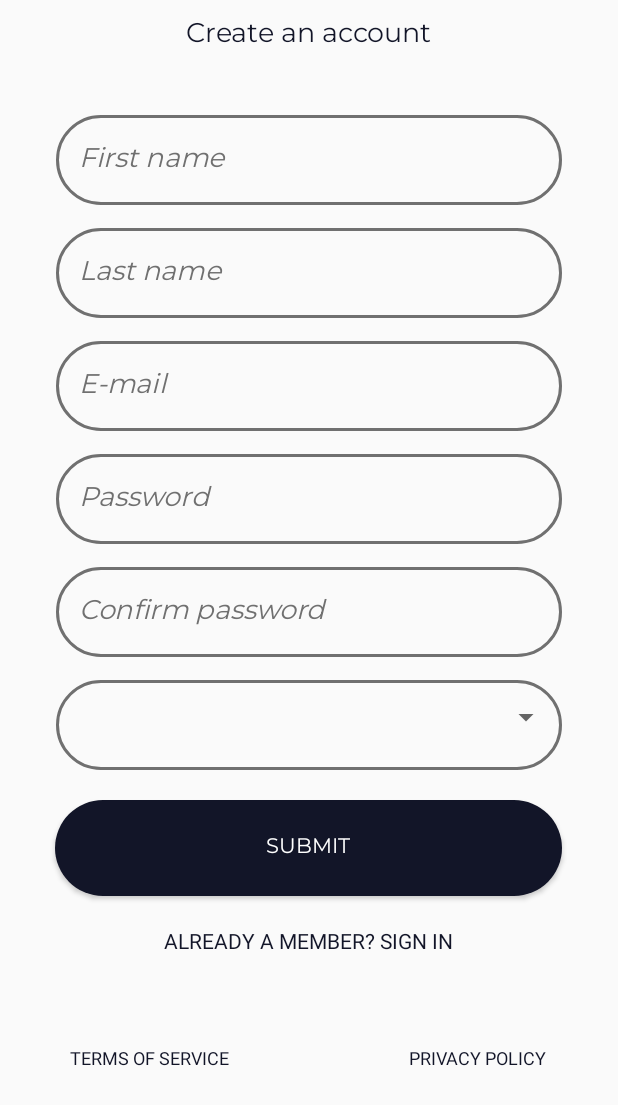
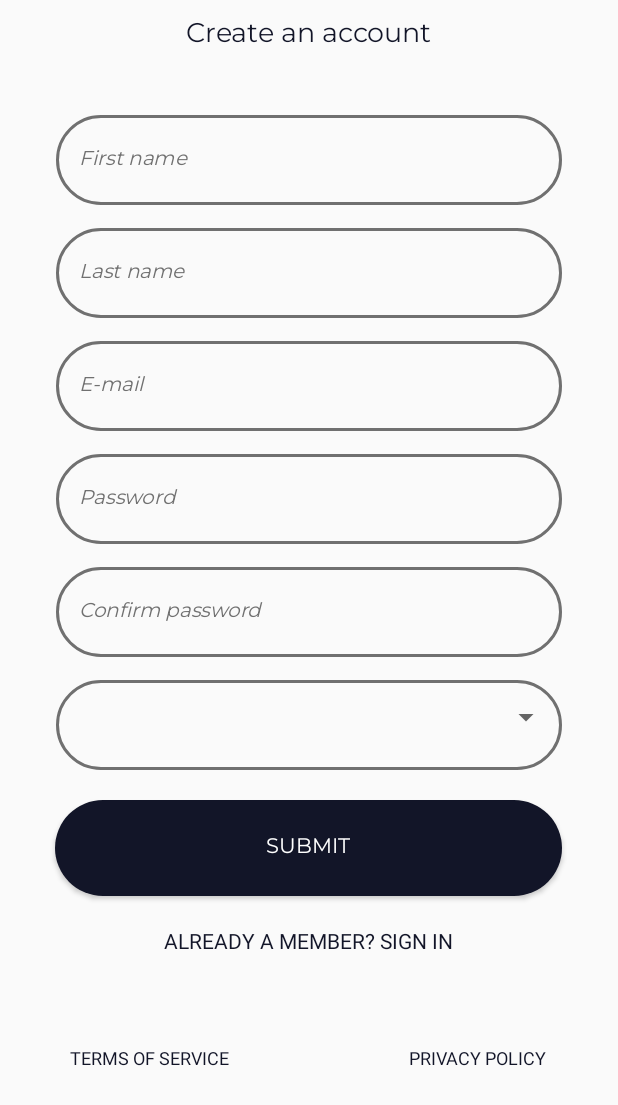
Before and after one commit to namdiemefo/Afriskaut-Mobile, an Android app: the layout activity_register.xml on its own in the app's theme, with its tools: preview values and no code run, on a phone screen of 412 x 824 dp. Shown: the top 1105 px of the screen. Run offline under Robolectric (Android 15) with nearby library versions, the phone set to English and light mode, and no system bars.

Commit message:
all done

```diff
--- a/app/build.gradle
+++ b/app/build.gradle
@@ -10,7 +10,7 @@ android {
     compileSdkVersion 29
     buildToolsVersion "29.0.2"
     defaultConfig {
-        applicationId "com.naemo.afriscout"
+        applicationId "com.naemo.afriskaut"
         minSdkVersion 21
         targetSdkVersion 29
         versionCode 1
--- a/app/src/main/java/com/naemo/afriskaut/network/Client.kt
+++ b/app/src/main/java/com/naemo/afriskaut/network/Client.kt
@@ -35,7 +35,7 @@ import java.util.concurrent.TimeUnit
 import javax.inject.Inject
 
 class Client {
-    private var PROD_BASE_URL = "http://18.216.71.154:5000/"
+    private var PROD_BASE_URL = "https://whispering-castle-67024.herokuapp.com/"
     private var LOCAL_BASE_URL = "http://172.20.10.7:5000/"
     private var service: Service
     var context: Context? = null
@@ -62,7 +62,7 @@ class Client {
             .build()
 
         val retrofit = Retrofit.Builder()
-            .baseUrl(LOCAL_BASE_URL)
+            .baseUrl(PROD_BASE_URL)
             .client(okHttpClient)
             .addConverterFactory(GsonConverterFactory.create())
             .build()
--- a/app/src/main/java/com/naemo/afriskaut/views/activities/account/login/Login.kt
+++ b/app/src/main/java/com/naemo/afriskaut/views/activities/account/login/Login.kt
@@ -60,7 +60,8 @@ class LoginViewModel(application: Application) : BaseViewModel<LoginNavigator>(a
                             getNavigator()?.goToMain()
                         } else {
                             val msg = loginResponse?.message
-                            getNavigator()?.showSnackBar(msg!!)
+                            msg?.let{getNavigator()?.showSnackBar(it)}
+                          //  getNavigator()?.showSnackBar(msg)
                         }
                     }
 
--- a/app/src/main/res/layout/activity_home.xml
+++ b/app/src/main/res/layout/activity_home.xml
@@ -69,6 +69,7 @@
                         android:background="@drawable/home_round_button"
                         android:fontFamily="@font/montserrat"
                         android:text="@string/log_in"
+                        android:textSize="12sp"
                         android:textColor="#FFFFFF"
                         android:clickable="true"
                         android:focusable="true"
--- a/app/src/main/res/layout/activity_login.xml
+++ b/app/src/main/res/layout/activity_login.xml
@@ -51,6 +51,7 @@
                     android:ems="10"
                     android:inputType="textEmailAddress"
                     android:hint="@string/e_mail"
+                    android:textSize="13sp"
                     android:imeOptions="actionNext"
                     android:textStyle="italic"
                     android:textColorHint="@color/colorHint"
@@ -70,6 +71,7 @@
                     android:hint="@string/password"
                     android:imeOptions="actionDone"
                     android:textStyle="italic"
+                    android:textSize="13sp"
                     android:textColorHint="@color/colorHint"
                     android:textColor="@color/colorHomeText"
                     android:background="@drawable/rounded_field"
@@ -87,6 +89,7 @@
                     android:background="@drawable/login_round_button"
                     android:onClick="@{(view) -> navigator.sendLogin()}"
                     android:text="@string/submit"
+                    android:textSize="13sp"
                     android:textColor="@color/colorWhite" />
 
                 <TextView
--- a/app/src/main/res/layout/activity_register.xml
+++ b/app/src/main/res/layout/activity_register.xml
@@ -53,6 +53,7 @@
                     android:inputType="textPersonName"
                     android:hint="@string/first_name"
                     android:fontFamily="@font/montserrat"
+                    android:textSize="13sp"
                     android:text="@={viewModel.firstName}"
                     android:textColor="@color/colorHomeText"
                     android:textColorHint="@color/colorHint"
@@ -69,6 +70,7 @@
                     android:layout_height="60dp"
                     android:inputType="textPersonName"
                     android:hint="@string/last_name"
+                    android:textSize="13sp"
                     android:fontFamily="@font/montserrat"
                     android:text="@={viewModel.lastName}"
                     android:textColor="@color/colorHomeText"
@@ -86,6 +88,7 @@
                     android:layout_height="60dp"
                     android:inputType="textEmailAddress"
                     android:hint="@string/e_mail"
+                    android:textSize="13sp"
                     android:fontFamily="@font/montserrat"
                     android:text="@={viewModel.email}"
                     android:textColor="@color/colorHomeText"
@@ -103,6 +106,7 @@
                     android:layout_height="60dp"
                     android:inputType="textPassword"
                     android:hint="@string/password"
+                    android:textSize="13sp"
                     android:fontFamily="@font/montserrat"
                     android:text="@={viewModel.password}"
                     android:textColor="@color/colorHomeText"
@@ -121,6 +125,7 @@
                     android:inputType="textPassword"
                     android:hint="@string/confirm_password"
                     android:fontFamily="@font/montserrat"
+                    android:textSize="13sp"
                     android:text="@={viewModel.confirmPassword}"
                     android:textColor="@color/colorHomeText"
                     android:textColorHint="@color/colorHint"
@@ -143,7 +148,7 @@
                         android:fontFamily="@font/montserrat"
                         android:imeOptions="actionDone"
                         android:textColorHint="@color/colorHint"
-                        android:textSize="14sp" />
+                        android:textSize="13sp" />
                 </FrameLayout>
 
                 <Button
@@ -194,7 +199,7 @@
                         android:layout_gravity="bottom"
                         android:layout_marginStart="120dp"
                         android:layout_marginTop="60dp"
-                        android:onClick="@{(view) -> navigator.goToPp()}"
+
                         android:text="@string/pp"
                         android:textColor="@color/colorLoginBtn"
                         android:textSize="12sp"
--- a/app/src/main/res/values/strings.xml
+++ b/app/src/main/res/values/strings.xml
@@ -1,5 +1,5 @@
 <resources>
-    <string name="app_name">AfriScout</string>
+    <string name="app_name">Afriskaut</string>
     <string name="welcome">Welcome</string>
     <string name="welcome_message">Gain access to African player statistics from  \nfootball leagues around the world</string>
     <string name="createAccText">Create an account</string>
--- a/build.gradle
+++ b/build.gradle
@@ -1,14 +1,15 @@
 // Top-level build file where you can add configuration options common to all sub-projects/modules.
 
 buildscript {
-    ext.kotlin_version = '1.3.41'
+    ext.kotlin_version = '1.3.61'
     repositories {
         google()
+        mavenCentral()
         jcenter()
 
     }
     dependencies {
-        classpath 'com.android.tools.build:gradle:3.6.1'
+        classpath 'com.android.tools.build:gradle:3.6.3'
         classpath "org.jetbrains.kotlin:kotlin-gradle-plugin:$kotlin_version"
         // NOTE: Do not place your application dependencies here; they belong
         // in the individual module build.gradle files
@@ -18,6 +19,7 @@ buildscript {
 allprojects {
     repositories {
         google()
+        mavenCentral()
         jcenter()
 
     }
```
Also changed, not shown: app/src/main/java/com/naemo/afriskaut/di/module/AppModule.kt (+7 -0 lines), app/src/main/res/drawable/splash_logo.png, 1 other file.
